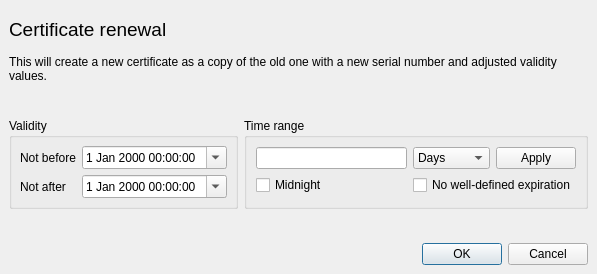
Qt form ui/CertExtend.ui (chris2511/xca) before a commit.
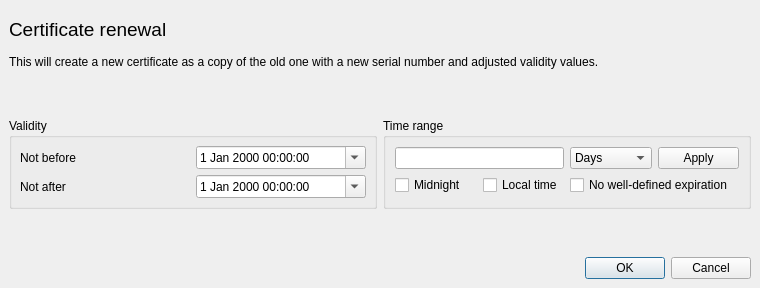
The same form after that commit. Custom widgets are drawn as their Qt base class.

Commit message:
Improve Date displays and input
Make asn1time be based on QDateTime

Support for local time and GMT in
displays and input

Diff of the .ui file:
```diff
--- a/ui/CertExtend.ui
+++ b/ui/CertExtend.ui
@@ -6,8 +6,8 @@
    <rect>
     <x>0</x>
     <y>0</y>
-    <width>597</width>
-    <height>274</height>
+    <width>760</width>
+    <height>288</height>
    </rect>
   </property>
   <layout class="QVBoxLayout" name="verticalLayout">
@@ -160,22 +160,11 @@
        <property name="title">
         <string>Time range</string>
        </property>
-       <layout class="QGridLayout" name="gridLayout_1">
-        <item row="1" column="1" colspan="2">
-         <widget class="QCheckBox" name="noWellDefinedExpDate">
-          <property name="text">
-           <string>No well-defined expiration</string>
-          </property>
-         </widget>
+       <layout class="QGridLayout" name="gridLayout">
+        <item row="0" column="0" colspan="2">
+         <widget class="QLineEdit" name="validNumber"/>
         </item>
         <item row="0" column="2">
-         <widget class="QPushButton" name="applyTime">
-          <property name="text">
-           <string>Apply</string>
-          </property>
-         </widget>
-        </item>
-        <item row="0" column="1">
          <widget class="QComboBox" name="validRange">
           <item>
            <property name="text">
@@ -194,8 +183,12 @@
           </item>
          </widget>
         </item>
-        <item row="0" column="0">
-         <widget class="QLineEdit" name="validNumber"/>
+        <item row="0" column="3">
+         <widget class="QPushButton" name="applyTime">
+          <property name="text">
+           <string>Apply</string>
+          </property>
+         </widget>
         </item>
         <item row="1" column="0">
          <widget class="QCheckBox" name="midnightCB">
@@ -204,6 +197,20 @@
           </property>
          </widget>
         </item>
+        <item row="1" column="1">
+         <widget class="QCheckBox" name="checkBox">
+          <property name="text">
+           <string>Local time</string>
+          </property>
+         </widget>
+        </item>
+        <item row="1" column="2" colspan="2">
+         <widget class="QCheckBox" name="noWellDefinedExpDate">
+          <property name="text">
+           <string>No well-defined expiration</string>
+          </property>
+         </widget>
+        </item>
        </layout>
       </widget>
      </item>
```
Left out of the diff: 65 changed lines with no effect on the pictures. The commit also changes 15 other files.
